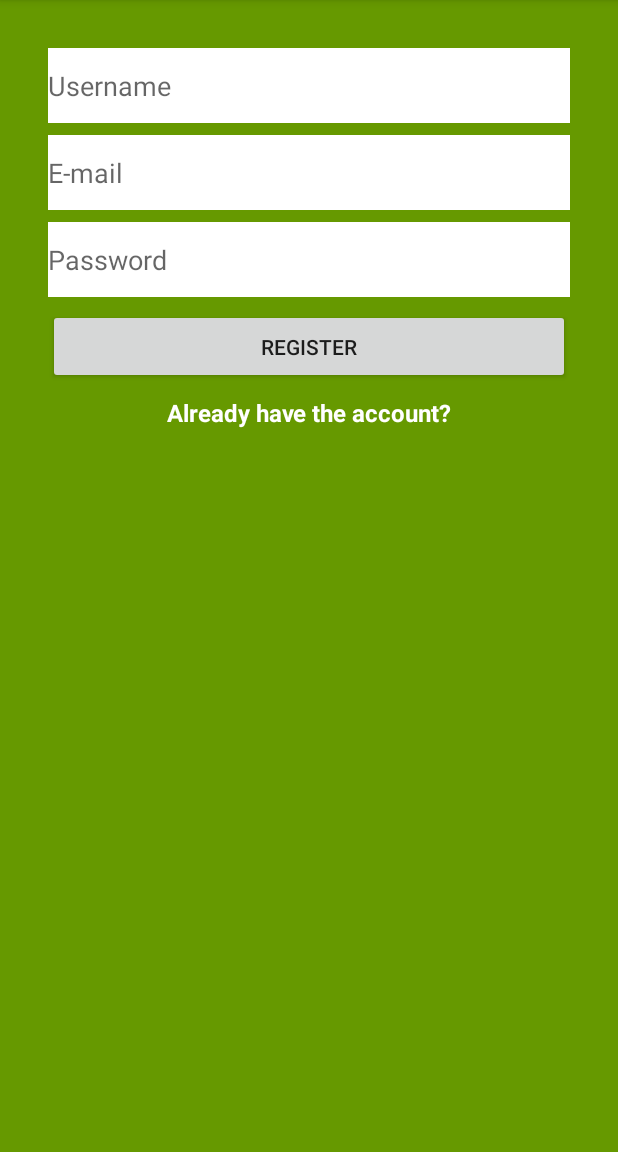
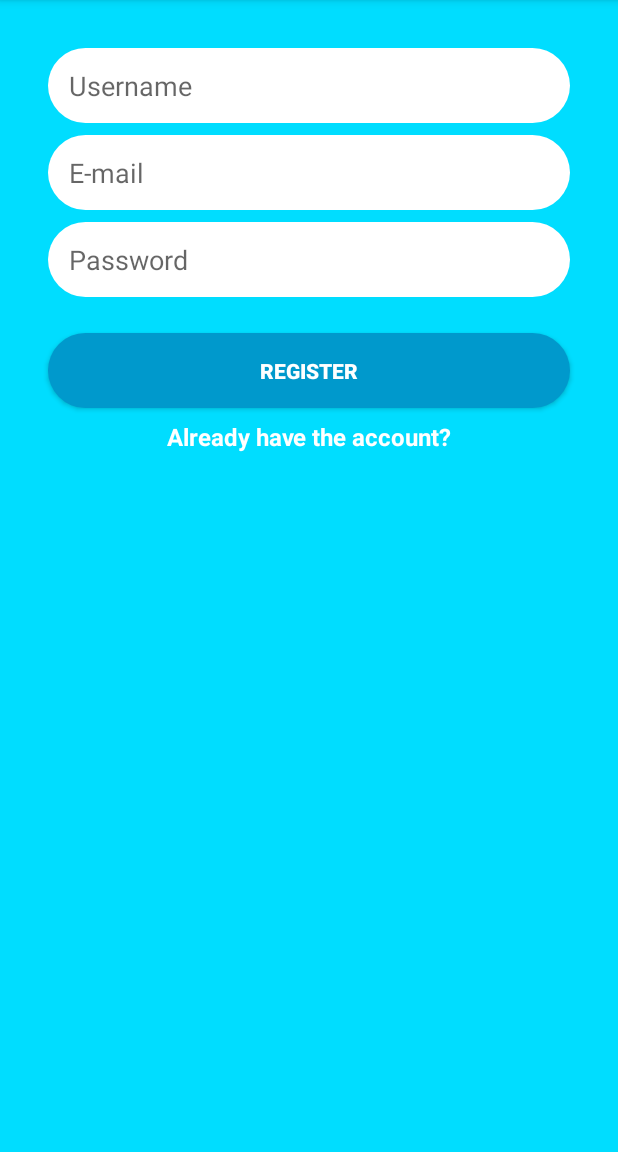
Before and after one commit to kickflip666/kotlin_firebase, an Android app: the screen it shows after launch (MainActivity), after a tap on "REGISTER", on a phone screen of 412 x 824 dp, the part 84-1236 px from its top. Run offline under Robolectric (Android 15) with nearby library versions, the phone set to English and light mode, and no system bars; our stand-ins replace Firebase (no records; nobody signed in at launch, a user with empty details on screens opened directly).

Commit message:
Create and connect Firebase for app I saw new methods Was changed fields and buttons for rounded style Turned interection for two screens and turned correctness of input info

```diff
--- a/KotlinMessenger2/app/src/main/java/com/letsbuildthatapp/kotlinmessenger/MainActivity.kt
+++ b/KotlinMessenger2/app/src/main/java/com/letsbuildthatapp/kotlinmessenger/MainActivity.kt
@@ -1,8 +1,10 @@
 package com.letsbuildthatapp.kotlinmessenger
 
+import android.content.Intent
 import androidx.appcompat.app.AppCompatActivity
 import android.os.Bundle
 import android.util.Log
+import android.widget.Toast
 import com.google.firebase.auth.FirebaseAuth
 import kotlinx.android.synthetic.main.activity_main.*
 
@@ -15,33 +17,45 @@ class MainActivity : AppCompatActivity() {
 
 
         register_button_register.setOnClickListener {
+        performRegister()
 
 
+        }
+        already_have_the_account_text_view.setOnClickListener {
+
+            Log.d("MainActivity","Try to show login activity")
+            //launch the login activity somehow
+            val intent = Intent ( this, LoginActivity::class.java)
+            startActivity(intent)
+        }
+    }
+
+    private fun performRegister(){
         val email = email_edittext_register.text.toString()
         val password = password_edittext_register.text.toString()
         val username = username_edittext_register.text.toString()
 
-            Log.d("MainActivity", "Email is: " + email)
+        if (email.isEmpty() || password.isEmpty()) {
+
+            Toast.makeText(this,"Please enter text in email/pw", Toast.LENGTH_SHORT).show()
+            return
+        }
+
+        Log.d("MainActivity", "Email is:$email")
         Log.d("MainActivity", "Password: $password")
-            Log.d("MainActivity","Username: " + username)
+        Log.d("MainActivity","Username: $username")
 
         //Firebase authentication to create user with email and password
         FirebaseAuth.getInstance().createUserWithEmailAndPassword(email,password)
-
             .addOnCompleteListener{
-
                 if (!it.isSuccessful) return@addOnCompleteListener
-
-                    //eles if successful
-
+                //else if successful
                 Log.d("Main","Successfully created user with uid: ${it.result?.user?.uid}")
             }
+            .addOnFailureListener {
+                Log.d ("Main","Failed to create user: ${it.message}")
+                Toast.makeText(this,"Failed to create user: ${it.message}", Toast.LENGTH_SHORT).show()
 
-        }
-
-        already_have_the_account_text_view.setOnClickListener {
-
-            Log.d("MainActivity","Try to show login activity")
             }
     }
 }
--- /dev/null
+++ b/KotlinMessenger2/app/src/main/res/drawable/rounded_button.xml
@@ -0,0 +1,8 @@
+<?xml version="1.0" encoding="utf-8"?>
+<shape xmlns:android="http://schemas.android.com/apk/res/android">
+
+    <solid android:color="@android:color/holo_blue_dark"/>
+    <corners android:radius="25dp"/>
+
+
+</shape>
--- /dev/null
+++ b/KotlinMessenger2/app/src/main/res/drawable/rounded_edittext_register_login.xml
@@ -0,0 +1,7 @@
+<?xml version="1.0" encoding="utf-8"?>
+<shape xmlns:android="http://schemas.android.com/apk/res/android">
+
+    <solid android:color="@android:color/white"/>
+        <corners android:radius="25dp"/>
+
+</shape>
--- a/KotlinMessenger2/app/src/main/res/layout/activity_main.xml
+++ b/KotlinMessenger2/app/src/main/res/layout/activity_main.xml
@@ -4,17 +4,17 @@
     xmlns:tools="http://schemas.android.com/tools"
     android:layout_width="match_parent"
     android:layout_height="match_parent"
-    android:background="@android:color/holo_green_dark"
-    tools:context=".MainActivity" >
+    android:background="@android:color/holo_blue_bright"
+    tools:context=".MainActivity">
 
     <EditText
         android:id="@+id/password_edittext_register"
         android:layout_width="0dp"
         android:layout_height="50dp"
         android:layout_marginTop="8dp"
-        android:background="@android:color/background_light"
+        android:background="@drawable/rounded_edittext_register_login"
         android:ems="10"
-        android:hint="Password"
+        android:hint="   Password"
         android:inputType="textPassword"
         app:layout_constraintEnd_toEndOf="@+id/email_edittext_register"
         app:layout_constraintStart_toStartOf="@+id/email_edittext_register"
@@ -28,9 +28,9 @@
         android:layout_marginTop="32dp"
         android:layout_marginEnd="32dp"
         android:autofillHints=""
-        android:background="@android:color/background_light"
+        android:background="@drawable/rounded_edittext_register_login"
         android:ems="10"
-        android:hint="Username"
+        android:hint="   Username"
         android:inputType="textPersonName"
         app:layout_constraintEnd_toEndOf="parent"
         app:layout_constraintStart_toStartOf="parent"
@@ -41,9 +41,9 @@
         android:layout_width="0dp"
         android:layout_height="50dp"
         android:layout_marginTop="8dp"
-        android:background="@android:color/background_light"
+        android:background="@drawable/rounded_edittext_register_login"
         android:ems="10"
-        android:hint="E-mail"
+        android:hint="   E-mail"
         android:inputType="textEmailAddress"
         app:layout_constraintEnd_toEndOf="@+id/username_edittext_register"
         app:layout_constraintStart_toStartOf="@+id/username_edittext_register"
@@ -53,8 +53,11 @@
         android:id="@+id/register_button_register"
         android:layout_width="0dp"
         android:layout_height="50dp"
-        android:layout_marginTop="8dp"
+        android:layout_marginTop="24dp"
+        android:background="@drawable/rounded_button"
         android:text="Register"
+        android:textColor="@android:color/white"
+        android:textStyle="bold"
         app:layout_constraintEnd_toEndOf="@+id/password_edittext_register"
         app:layout_constraintStart_toStartOf="@+id/password_edittext_register"
         app:layout_constraintTop_toBottomOf="@+id/password_edittext_register"
```
Also changed, not shown: KotlinMessenger2/app/src/main/java/com/letsbuildthatapp/kotlinmessenger/LoginActivity.kt (+8 -0 lines), KotlinMessenger2/app/src/main/res/layout/activity_login.xml (+10 -6 lines). Lines whose indentation alone changed are shown as unchanged.
